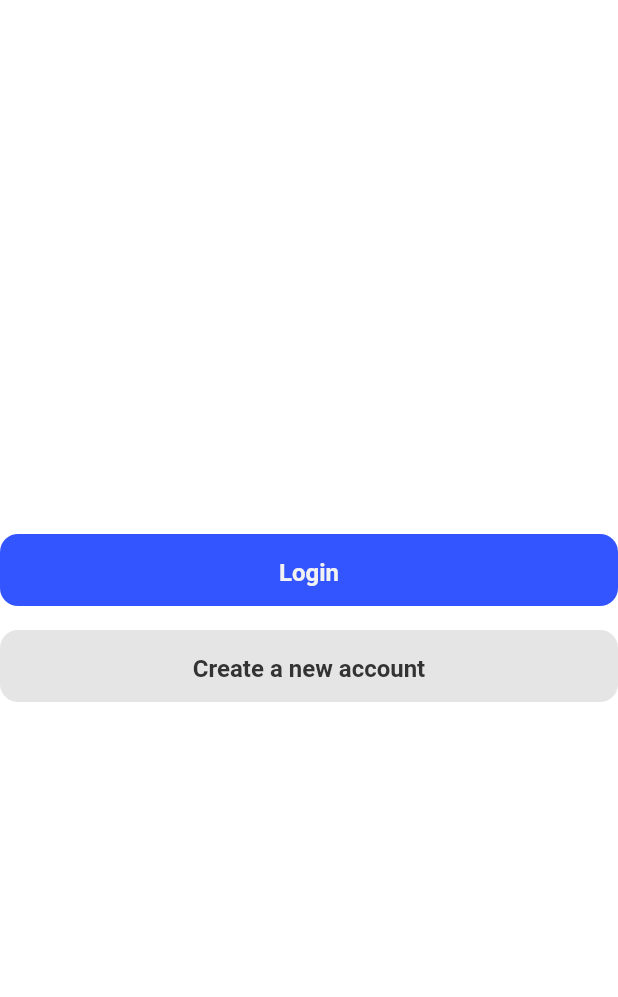
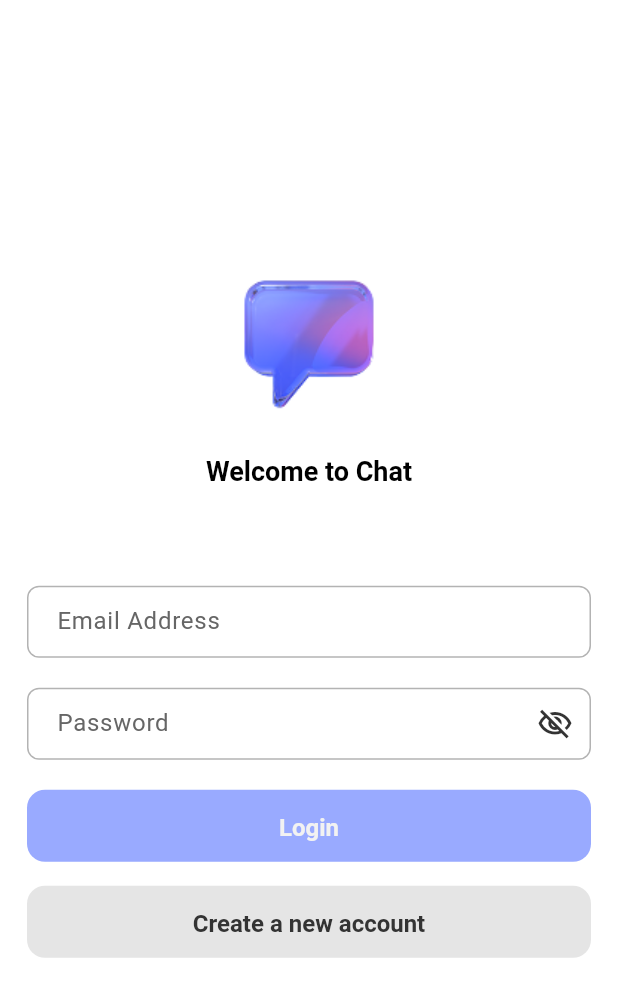
Before and after one commit to kietpham-agilityio/chat-app, a Flutter app: the screen it shows after launch, on a phone screen of 412 x 824 dp. Shown: the top 997 px of the screen. Run offline on Flutter 3.47's test engine with Material 3 defaults, Android fonts, the phone set to English and light mode, and no system bars; our stand-ins replace cached_network_image, equatable, flutter_bloc, flutter_svg, formz, go_router and 1 more; generated files the repository leaves out were written again; Roboto replaces fonts that are missing (SFProText).

Commit message:
implement UI Login screen

```diff
--- /dev/null
+++ b/devtools_options.yaml
@@ -0,0 +1,3 @@
+description: This file stores settings for Dart & Flutter DevTools.
+documentation: https://docs.flutter.dev/tools/devtools/extensions#configure-extension-enablement-states
+extensions:
--- /dev/null
+++ b/lib/core/l10n/intl_en.arb
@@ -0,0 +1,11 @@
+{
+  "@@locale": "en",
+  "errorUnknown": "Something went wrong",
+  "errorInvalidEmail": "Invalid email",
+  "generalEmailAddress": "Email Address",
+  "generalPassword": "Password",
+  "loginTitle": "Welcome to Chat",
+  "loginBtn": "Login",
+  "loginCreateAccountBtn": "Create a new account",
+  "loginForgotPasswordBtn": "Forgot your password?"
+}
--- /dev/null
+++ b/lib/core/resources/l10n_generated/intl/messages_en.dart
@@ -0,0 +1,42 @@
+// DO NOT EDIT. This is code generated via package:intl/generate_localized.dart
+// This is a library that provides messages for a en locale. All the
+// messages from the main program should be duplicated here with the same
+// function name.
+
+// Ignore issues from commonly used lints in this file.
+// ignore_for_file:unnecessary_brace_in_string_interps, unnecessary_new
+// ignore_for_file:prefer_single_quotes,comment_references, directives_ordering
+// ignore_for_file:annotate_overrides,prefer_generic_function_type_aliases
+// ignore_for_file:unused_import, file_names, avoid_escaping_inner_quotes
+// ignore_for_file:unnecessary_string_interpolations, unnecessary_string_escapes
+
+import 'package:intl/intl.dart';
+import 'package:intl/message_lookup_by_library.dart';
+
+final messages = new MessageLookup();
+
+typedef String MessageIfAbsent(String messageStr, List<dynamic> args);
+
+class MessageLookup extends MessageLookupByLibrary {
+  String get localeName => 'en';
+
+  final messages = _notInlinedMessages(_notInlinedMessages);
+  static Map<String, Function> _notInlinedMessages(_) => <String, Function>{
+    "errorInvalidEmail": MessageLookupByLibrary.simpleMessage("Invalid email"),
+    "errorUnknown": MessageLookupByLibrary.simpleMessage(
+      "Something went wrong",
+    ),
+    "generalEmailAddress": MessageLookupByLibrary.simpleMessage(
+      "Email Address",
+    ),
+    "generalPassword": MessageLookupByLibrary.simpleMessage("Password"),
+    "loginBtn": MessageLookupByLibrary.simpleMessage("Login"),
+    "loginCreateAccountBtn": MessageLookupByLibrary.simpleMessage(
+      "Create a new account",
+    ),
+    "loginForgotPasswordBtn": MessageLookupByLibrary.simpleMessage(
+      "Forgot your password?",
+    ),
+    "loginTitle": MessageLookupByLibrary.simpleMessage("Welcome to Chat"),
+  };
+}
--- /dev/null
+++ b/lib/core/resources/l10n_generated/l10n.dart
@@ -0,0 +1,155 @@
+// GENERATED CODE - DO NOT MODIFY BY HAND
+import 'package:flutter/material.dart';
+import 'package:intl/intl.dart';
+import 'intl/messages_all.dart';
+
+// **************************************************************************
+// Generator: Flutter Intl IDE plugin
+// Made by Localizely
+// **************************************************************************
+
+// ignore_for_file: non_constant_identifier_names, lines_longer_than_80_chars
+// ignore_for_file: join_return_with_assignment, prefer_final_in_for_each
+// ignore_for_file: avoid_redundant_argument_values, avoid_escaping_inner_quotes
+
+class S {
+  S();
+
+  static S? _current;
+
+  static S get current {
+    assert(
+      _current != null,
+      'No instance of S was loaded. Try to initialize the S delegate before accessing S.current.',
+    );
+    return _current!;
+  }
+
+  static const AppLocalizationDelegate delegate = AppLocalizationDelegate();
+
+  static Future<S> load(Locale locale) {
+    final name = (locale.countryCode?.isEmpty ?? false)
+        ? locale.languageCode
+        : locale.toString();
+    final localeName = Intl.canonicalizedLocale(name);
+    return initializeMessages(localeName).then((_) {
+      Intl.defaultLocale = localeName;
+      final instance = S();
+      S._current = instance;
+
+      return instance;
+    });
+  }
+
+  static S of(BuildContext context) {
+    final instance = S.maybeOf(context);
+    assert(
+      instance != null,
+      'No instance of S present in the widget tree. Did you add S.delegate in localizationsDelegates?',
+    );
+    return instance!;
+  }
+
+  static S? maybeOf(BuildContext context) {
+    return Localizations.of<S>(context, S);
+  }
+
+  /// `Something went wrong`
+  String get errorUnknown {
+    return Intl.message(
+      'Something went wrong',
+      name: 'errorUnknown',
+      desc: '',
+      args: [],
+    );
+  }
+
+  /// `Invalid email`
+  String get errorInvalidEmail {
+    return Intl.message(
+      'Invalid email',
+      name: 'errorInvalidEmail',
+      desc: '',
+      args: [],
+    );
+  }
+
+  /// `Email Address`
+  String get generalEmailAddress {
+    return Intl.message(
+      'Email Address',
+      name: 'generalEmailAddress',
+      desc: '',
+      args: [],
+    );
+  }
+
+  /// `Password`
+  String get generalPassword {
+    return Intl.message(
+      'Password',
+      name: 'generalPassword',
+      desc: '',
+      args: [],
+    );
+  }
+
+  /// `Welcome to Chat`
+  String get loginTitle {
+    return Intl.message(
+      'Welcome to Chat',
+      name: 'loginTitle',
+      desc: '',
+      args: [],
+    );
+  }
+
+  /// `Login`
+  String get loginBtn {
+    return Intl.message('Login', name: 'loginBtn', desc: '', args: []);
+  }
+
+  /// `Create a new account`
+  String get loginCreateAccountBtn {
+    return Intl.message(
+      'Create a new account',
+      name: 'loginCreateAccountBtn',
+      desc: '',
+      args: [],
+    );
+  }
+
+  /// `Forgot your password?`
+  String get loginForgotPasswordBtn {
+    return Intl.message(
+      'Forgot your password?',
+      name: 'loginForgotPasswordBtn',
+      desc: '',
+      args: [],
+    );
+  }
+}
+
+class AppLocalizationDelegate extends LocalizationsDelegate<S> {
+  const AppLocalizationDelegate();
+
+  List<Locale> get supportedLocales {
+    return const <Locale>[Locale.fromSubtags(languageCode: 'en')];
+  }
+
+  @override
+  bool isSupported(Locale locale) => _isSupported(locale);
+  @override
+  Future<S> load(Locale locale) => S.load(locale);
+  @override
+  bool shouldReload(AppLocalizationDelegate old) => false;
+
+  bool _isSupported(Locale locale) {
+    for (var supportedLocale in supportedLocales) {
+      if (supportedLocale.languageCode == locale.languageCode) {
+        return true;
+      }
+    }
+    return false;
+  }
+}
--- /dev/null
+++ b/lib/core/utils/validations.dart
@@ -0,0 +1,50 @@
+import 'package:formz/formz.dart';
+
+/// Validation errors [FormzInput].
+enum ValidationError {
+  /// Generic invalid error.
+  invalid,
+}
+
+// The Email class is a form input validation class for email fields.
+// It extends FormzInput with a String value and a ValidationError type.
+class Email extends FormzInput<String, ValidationError> {
+  // Constructor for an unmodified or "pure" email input.
+  const Email.pure([super.value = '']) : super.pure();
+
+  // Constructor for a modified or "dirty" email input.
+  const Email.dirty([super.value = '']) : super.dirty();
+
+  // Regular expression to validate the email format.
+  static final _emailRegex = RegExp(r'^[\w-\.]+@([\w-]+\.)+[\w-]{2,4}$');
+
+  // Validator method to check if the email format is valid.
+  @override
+  ValidationError? validator(String value) {
+    return _emailRegex.hasMatch(value) ? null : ValidationError.invalid;
+  }
+}
+
+// Password class extends FormzInput to handle password validation.
+// It uses a regular expression to ensure passwords contain at least
+// one letter, one number, and are at least 8 characters long.
+class Password extends FormzInput<String, ValidationError> {
+  // Constructor for pure Password input, representing an unmodified input.
+  const Password.pure([super.value = '']) : super.pure();
+
+  // Constructor for dirty Password input, representing a modified input.
+  const Password.dirty([super.value = '']) : super.dirty();
+
+  // Regular expression to validate password criteria.
+  static final _passwordRegExp = RegExp(
+    r'^(?=.*[A-Za-z])(?=.*\d)[A-Za-z\d]{8,}$',
+  );
+
+  @override
+  ValidationError? validator(String? value) {
+    // Check if the value matches the password criteria.
+    return _passwordRegExp.hasMatch(value ?? '')
+        ? null
+        : ValidationError.invalid;
+  }
+}
--- a/lib/core/widgets/text_field.dart
+++ b/lib/core/widgets/text_field.dart
@@ -5,10 +5,16 @@ import 'package:flutter/material.dart';
 
 class CATextField extends StatefulWidget {
   const CATextField({
+    this.obscureText = false,
     this.errorMessage,
     this.title,
     this.hintText,
     this.suffixIcon,
+    this.onChanged,
+    this.onSubmitted,
+    this.keyboardType,
+    this.focusNode,
+    this.onFocusLost,
     super.key,
   });
 
@@ -25,11 +31,65 @@ class CATextField extends StatefulWidget {
   /// The suffix icon of the text field, displayed as an icon suffix.
   final Widget? suffixIcon;
 
+  /// A callback that is called when the text changes.
+  ///
+  /// This callback is useful for validating the user's input or for
+  /// performing some action when the text changes.
+  final ValueChanged<String>? onChanged;
+
+  /// A callback that is called when the text is submitted.
+  ///
+  /// This callback is useful for submitting the user's input or for
+  /// performing some action when the text is submitted.
+  final ValueChanged<String>? onSubmitted;
+
+  /// The type of keyboard to display for the text field.
+  ///
+  /// This value is useful for constraining the user's input to a specific
+  /// type of data, such as a phone number or a password.
+  final TextInputType? keyboardType;
+
+  /// The focus node of the text field.
+  ///
+  /// This value is useful for customizing the focus behavior of the text
+  /// field or for observing the focus state of the text field.
+  final FocusNode? focusNode;
+
+  /// A callback that is called when the text field loses focus.
+  ///
+  /// This callback is useful for performing some action when the text
+  /// field loses focus, such as validating the user's input.
+  final VoidCallback? onFocusLost;
+
+  /// A boolean that indicates whether the text is obscured or not.
+  ///
+  /// This value is useful for creating password fields that obscure the
+  /// user's input.
+  final bool obscureText;
+
   @override
   State<CATextField> createState() => _CATextFieldState();
 }
 
 class _CATextFieldState extends State<CATextField> {
+  late final FocusNode? _focusNode = widget.focusNode;
+
+  @override
+  void initState() {
+    _focusNode?.addListener(() {
+      if (!_focusNode.hasFocus) {
+        widget.onFocusLost?.call();
+      }
+    });
+    super.initState();
+  }
+
+  @override
+  void dispose() {
+    _focusNode?.dispose();
+    super.dispose();
+  }
+
   @override
   Widget build(BuildContext context) {
     return Column(
@@ -40,14 +100,18 @@ class _CATextFieldState extends State<CATextField> {
           SizedBox(height: 8),
         ],
         TextField(
+          focusNode: widget.focusNode,
+          obscureText: widget.obscureText,
           decoration: InputDecoration(
             hintText: widget.hintText,
             errorText: widget.errorMessage == null ? null : '',
             suffixIcon: widget.suffixIcon,
           ),
+          onChanged: widget.onChanged,
+          onSubmitted: widget.onSubmitted,
+          keyboardType: widget.keyboardType,
         ),
         if (widget.errorMessage != null) ...[
-          SizedBox(height: 8),
           Row(
             mainAxisSize: MainAxisSize.min,
             children: [
@@ -60,7 +124,7 @@ class _CATextFieldState extends State<CATextField> {
             ],
           ),
         ] else
-          SizedBox(height: 28),
+          SizedBox(height: 20),
       ],
     );
   }
--- a/lib/main.dart
+++ b/lib/main.dart
@@ -1,3 +1,4 @@
+import 'package:chat_app/core/resources/l10n_generated/l10n.dart' show S;
 import 'package:flutter/material.dart';
 
 import 'core/app/app_provider.dart';
@@ -23,6 +24,13 @@ class MyApp extends StatelessWidget {
           theme: CATheme.light,
           debugShowCheckedModeBanner: false,
           routerConfig: AppRouter.router,
+          locale: const Locale('en', 'US'),
+
+          localizationsDelegates: const [S.delegate],
+          supportedLocales: [
+            ...S.delegate.supportedLocales,
+            const Locale('en', ''),
+          ],
         ),
       ),
     );
--- /dev/null
+++ b/lib/screens/auth/cubit/login_cubit.dart
@@ -0,0 +1,25 @@
+import 'package:chat_app/core/utils/validations.dart' show Email, Password;
+import 'package:equatable/equatable.dart';
+import 'package:flutter_bloc/flutter_bloc.dart';
+import 'package:formz/formz.dart' show Formz, FormzSubmissionStatus;
+
+part 'login_state.dart';
+
+class LoginCubit extends Cubit<LoginState> {
+  LoginCubit() : super(const LoginState());
+
+  void emailChanged(String email) {
+    final newEmail = Email.pure(email);
+    emit(state.copyWith(email: newEmail));
+  }
+
+  void emailValidation(String email) =>
+      emit(state.copyWith(email: Email.dirty(email)));
+
+  void passwordChanged(String password) =>
+      emit(state.copyWith(password: Password.dirty(password)));
+
+  void passwordVisibilityChanged() {
+    emit(state.copyWith(isObscured: !state.isObscured));
+  }
+}
--- /dev/null
+++ b/lib/screens/auth/cubit/login_state.dart
@@ -0,0 +1,44 @@
+part of 'login_cubit.dart';
+
+final class LoginState extends Equatable {
+  const LoginState({
+    this.email = const Email.pure(),
+    this.password = const Password.pure(),
+    this.status = FormzSubmissionStatus.initial,
+    this.isObscured = true,
+    this.errorMessage,
+  });
+
+  final Email email;
+  final Password password;
+  final FormzSubmissionStatus status;
+  final String? errorMessage;
+  final bool isObscured;
+
+  LoginState copyWith({
+    Email? email,
+    Password? password,
+    FormzSubmissionStatus? status,
+    bool? isObscured,
+    String? errorMessage,
+  }) {
+    return LoginState(
+      email: email ?? this.email,
+      password: password ?? this.password,
+      status: status ?? this.status,
+      isObscured: isObscured ?? this.isObscured,
+      errorMessage: errorMessage ?? this.errorMessage,
+    );
+  }
+
+  bool get isValid => Formz.validate([email, password]);
+
+  @override
+  List<Object?> get props => [
+    email,
+    password,
+    status,
+    errorMessage,
+    isObscured,
+  ];
+}
--- /dev/null
+++ b/lib/screens/auth/views/login_form.dart
@@ -0,0 +1,120 @@
+part of 'login_screen.dart';
+
+class _LoginForm extends StatelessWidget {
+  const _LoginForm();
+
+  @override
+  Widget build(BuildContext context) {
+    return Center(
+      child: Padding(
+        padding: const EdgeInsets.symmetric(horizontal: 18),
+        child: SingleChildScrollView(
+          child: Column(
+            mainAxisSize: MainAxisSize.min,
+            children: [
+              CAAssets.logo(),
+              SizedBox(height: 28),
+              CAHeadlineSmallText(text: S.of(context).loginTitle),
+              SizedBox(height: 64),
+              _EmailInput(),
+              _PasswordInput(),
+              _LoginBtn(),
+              SizedBox(height: 16),
+              _CreateNewAccountBtn(),
+            ],
+          ),
+        ),
+      ),
+    );
+  }
+}
+
+class _EmailInput extends StatelessWidget {
+  const _EmailInput();
+
+  @override
+  Widget build(BuildContext context) {
+    final focusNode = FocusNode();
+
+    return BlocBuilder<LoginCubit, LoginState>(
+      buildWhen: (previous, current) => previous.email != current.email,
+      builder: (context, state) {
+        return CATextField(
+          key: const Key('loginForm_emailInput_textField'),
+          keyboardType: TextInputType.emailAddress,
+          focusNode: focusNode,
+          onChanged: (value) => context.read<LoginCubit>().emailChanged(value),
+          hintText: S.of(context).generalEmailAddress,
+          errorMessage:
+              state.email.displayError != null
+                  ? S.of(context).errorInvalidEmail
+                  : null,
+          onFocusLost:
+              () =>
+                  context.read<LoginCubit>().emailValidation(state.email.value),
+        );
+      },
+    );
+  }
+}
+
+class _PasswordInput extends StatelessWidget {
+  const _PasswordInput();
+
+  @override
+  Widget build(BuildContext context) {
+    return BlocBuilder<LoginCubit, LoginState>(
+      buildWhen:
+          (previous, current) =>
+              previous.password != current.password ||
+              previous.isObscured != current.isObscured,
+      builder: (context, state) {
+        return CATextField(
+          key: const Key('loginForm_passwordInput_textField'),
+          hintText: S.of(context).generalPassword,
+          obscureText: state.isObscured,
+          onChanged:
+              (password) =>
+                  context.read<LoginCubit>().passwordChanged(password),
+          suffixIcon: IconButton(
+            onPressed: context.read<LoginCubit>().passwordVisibilityChanged,
+            icon: Icon(
+              !state.isObscured
+                  ? Icons.visibility_outlined
+                  : Icons.visibility_off_outlined,
+              color: CAPalette.grey[5],
+            ),
+          ),
+        );
+      },
+    );
+  }
+}
+
+class _LoginBtn extends StatelessWidget {
+  const _LoginBtn();
+
+  @override
+  Widget build(BuildContext context) {
+    final isValid = context.select((LoginCubit cubit) => cubit.state.isValid);
+    return CAElevatedButton(
+      text: S.of(context).loginBtn,
+      isDisabled: !isValid,
+      onPressed: () {},
+    );
+  }
+}
+
+class _CreateNewAccountBtn extends StatelessWidget {
+  const _CreateNewAccountBtn();
+
+  @override
+  Widget build(BuildContext context) {
+    return CAElevatedButton(
+      backgroundColor: CAPalette.grey[2],
+      foregroundColor: CAPalette.grey[5],
+      text: S.of(context).loginCreateAccountBtn,
+      onPressed: () => context.pushNamed(AppPaths.signUp.name),
+    );
+  }
+}
--- a/lib/screens/auth/views/login_screen.dart
+++ b/lib/screens/auth/views/login_screen.dart
@@ -1,8 +1,18 @@
+import 'package:chat_app/core/resources/l10n_generated/l10n.dart' show S;
 import 'package:chat_app/core/router/app_router.dart' show AppPaths;
 import 'package:chat_app/core/themes/app_palette.dart' show CAPalette;
+import 'package:chat_app/core/widgets/assets.dart';
 import 'package:chat_app/core/widgets/buttons.dart';
+import 'package:chat_app/core/widgets/text.dart';
+import 'package:chat_app/core/widgets/text_field.dart';
+import 'package:chat_app/core/widgets/widgets.dart' show WzSnackBar;
+import 'package:chat_app/screens/auth/cubit/login_cubit.dart';
 import 'package:flutter/material.dart';
+import 'package:flutter_bloc/flutter_bloc.dart';
+import 'package:formz/formz.dart';
 import 'package:go_router/go_router.dart';
+
+part 'login_form.dart';
 
 class LoginScreen extends StatelessWidget {
   const LoginScreen({super.key});
@@ -10,24 +20,18 @@ class LoginScreen extends StatelessWidget {
   @override
   Widget build(BuildContext context) {
     return Scaffold(
-      body: Center(
-        child: Column(
-          mainAxisAlignment: MainAxisAlignment.center,
-          children: [
-            CAElevatedButton(
-              text: 'Login',
-              onPressed: () {
-                context.pushReplacementNamed(AppPaths.home.name);
-              },
-            ),
-            SizedBox(height: 16),
-            CAElevatedButton(
-              backgroundColor: CAPalette.grey[2],
-              foregroundColor: CAPalette.grey[5],
-              text: 'Create a new account',
-              onPressed: () => context.pushNamed(AppPaths.signUp.name),
-            ),
-          ],
+      body: BlocProvider(
+        create: (context) => LoginCubit(),
+        child: BlocListener<LoginCubit, LoginState>(
+          listener: (context, state) {
+            if (state.status.isFailure) {
+              WzSnackBar.error(
+                context,
+                message: state.errorMessage ?? S.of(context).errorUnknown,
+              );
+            }
+          },
+          child: _LoginForm(),
         ),
       ),
     );
--- a/melos.yaml
+++ b/melos.yaml
@@ -25,3 +25,7 @@ scripts:
   build_runner:
     run: |
       melos exec -- "puro flutter pub run build_runner build --delete-conflicting-outputs"
+
+  dev:generate:i10n:
+    run: melos exec -- "puro flutter pub run intl_utils:generate"
+    description: "Generation localizations"
```
Also changed, not shown: lib/core/resources/l10n_generated/intl/messages_all.dart (added, +68 -0 lines), pubspec.yaml (+26 -0 lines), pubspec.lock.
